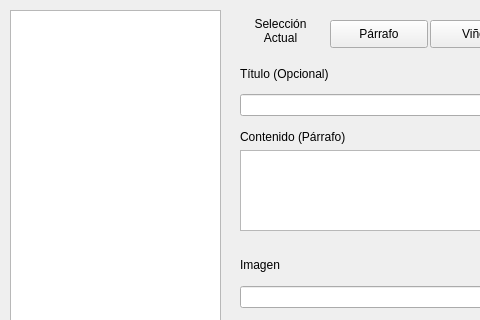
Above: dialogdocument.ui from MacoChave/Proyecto1_SharedFiles-Client before the change; both pictures show x 0 to 480 and y 0 to 320 of the 640 by 458 pixel window. Below: the same form after it.
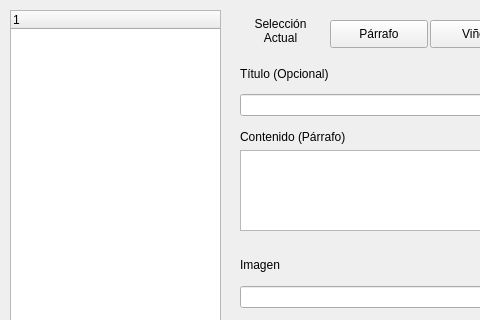
That is the form after the change.

Commit message: Arreglo de consumidor para ventana actual. Recepcion de archivo leido del servidor. Cargar arbol de archivo recibido y graficarlo

```diff
--- a/dialogdocument.ui
+++ b/dialogdocument.ui
@@ -117,16 +117,6 @@
     <string>Guardar</string>
    </property>
   </widget>
-  <widget class="QTreeView" name="treeView">
-   <property name="geometry">
-    <rect>
-     <x>10</x>
-     <y>10</y>
-     <width>211</width>
-     <height>321</height>
-    </rect>
-   </property>
-  </widget>
   <widget class="QLabel" name="lblSeleccion">
    <property name="geometry">
     <rect>
@@ -185,7 +175,7 @@
     <string>Imagen</string>
    </property>
   </widget>
-  <widget class="QWidget" name="">
+  <widget class="QWidget" name="layoutWidget">
    <property name="geometry">
     <rect>
      <x>240</x>
@@ -207,7 +197,7 @@
     </item>
    </layout>
   </widget>
-  <widget class="QWidget" name="">
+  <widget class="QWidget" name="layoutWidget">
    <property name="geometry">
     <rect>
      <x>240</x>
@@ -229,7 +219,7 @@
     </item>
    </layout>
   </widget>
-  <widget class="QWidget" name="">
+  <widget class="QWidget" name="layoutWidget">
    <property name="geometry">
     <rect>
      <x>240</x>
@@ -262,6 +252,21 @@
     </item>
    </layout>
   </widget>
+  <widget class="QTreeWidget" name="treeWidget">
+   <property name="geometry">
+    <rect>
+     <x>10</x>
+     <y>10</y>
+     <width>211</width>
+     <height>321</height>
+    </rect>
+   </property>
+   <column>
+    <property name="text">
+     <string notr="true">1</string>
+    </property>
+   </column>
+  </widget>
  </widget>
  <resources/>
  <connections/>
```
The commit also changes 7 other files.
